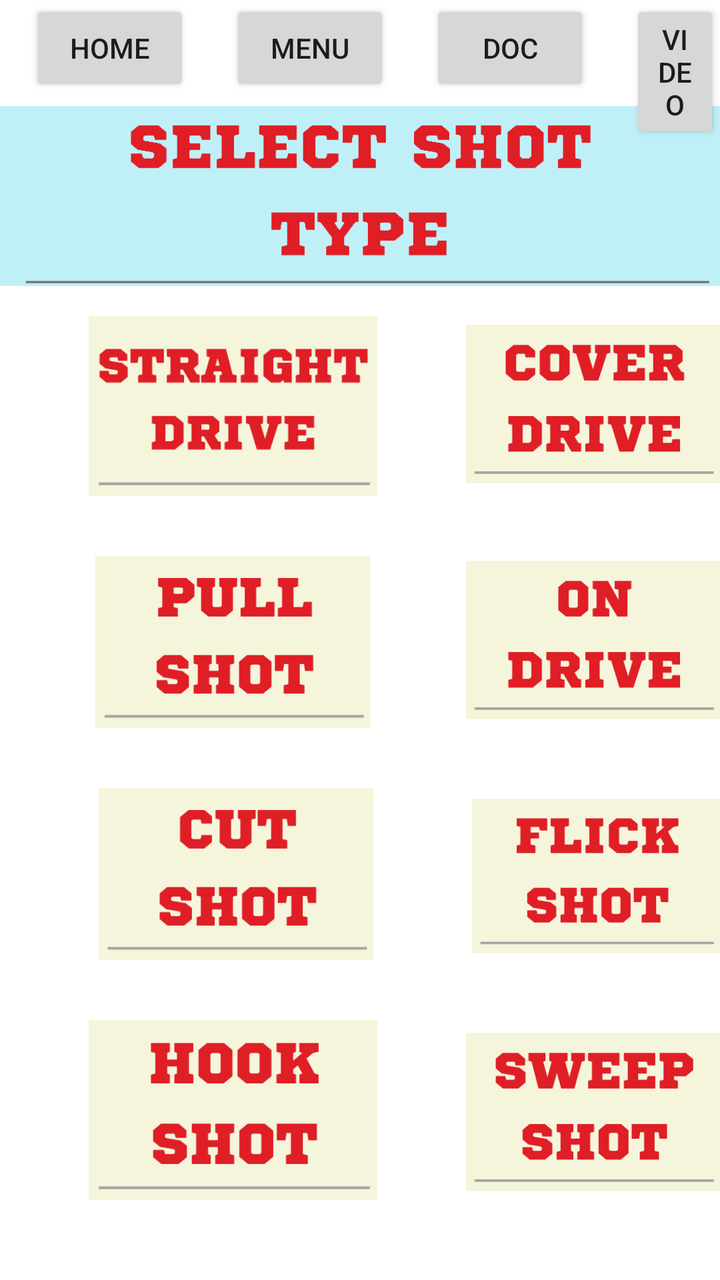
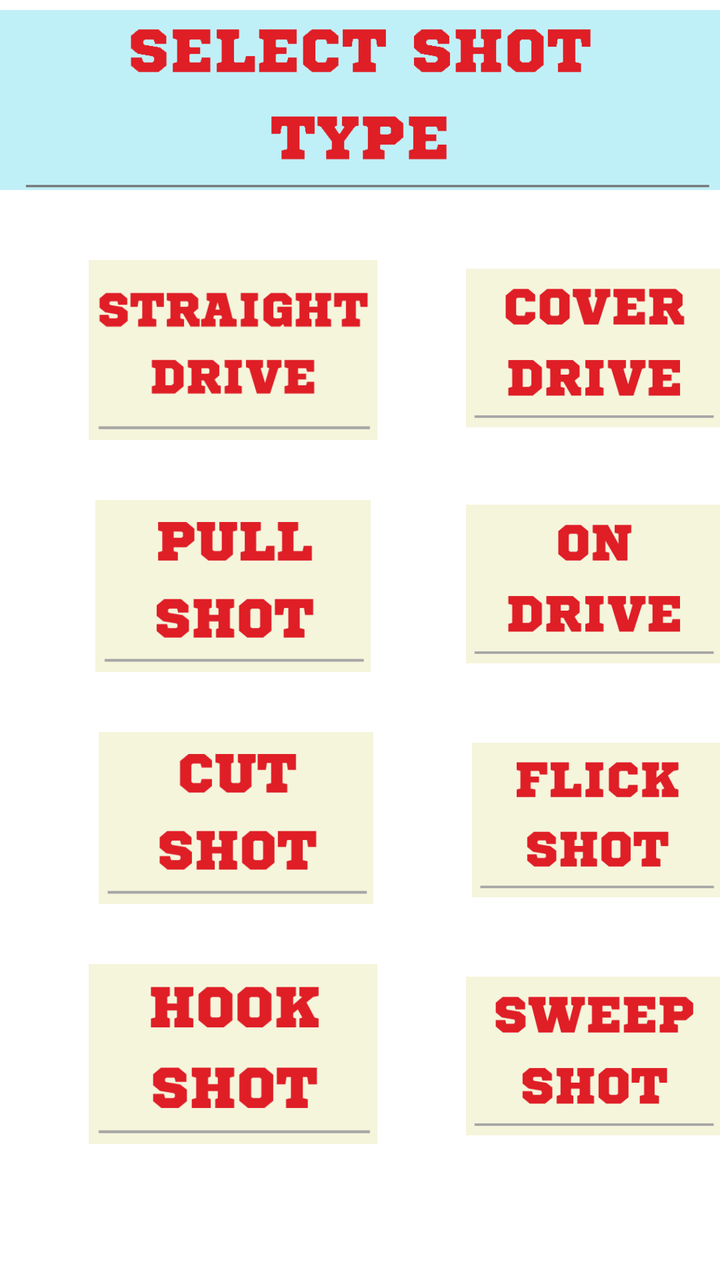

The first picture is an Android layout as it rendered before a commit; the second is the same layout after the commit. The layout source and the unified diff follow.
<!-- AndroidManifest.xml: application theme Theme.ShotSense -->
<!-- res/layout/activity_menu.xml -->
<?xml version="1.0" encoding="utf-8"?>
<RelativeLayout xmlns:android="http://schemas.android.com/apk/res/android"
    xmlns:app="http://schemas.android.com/apk/res-auto"
    xmlns:tools="http://schemas.android.com/tools"
    android:layout_width="match_parent"
    android:layout_height="match_parent"
    tools:context=".Menu" >


    <Button
        android:id="@+id/homee"
        android:layout_width="80dp"
        android:layout_height="wrap_content"
        android:layout_marginLeft="15dp"
        android:padding="5dp"
        android:text="HOME"

        />

    <Button
        android:id="@+id/menu"
        android:layout_width="80dp"
        android:layout_height="wrap_content"
        android:layout_marginLeft="20dp"
        android:layout_toRightOf="@+id/homee"
        android:text="MENU"

        />

    <Button
        android:id="@+id/docc"
        android:layout_width="80dp"
        android:layout_height="wrap_content"
        android:layout_marginLeft="20dp"
        android:layout_toRightOf="@+id/menu"
        android:text="DOC"

        />

    <Button
        android:id="@+id/videos"
        android:layout_width="80dp"
        android:layout_height="wrap_content"
        android:layout_marginLeft="20dp"
        android:layout_toRightOf="@+id/docc"
        android:text="VIDEO"

        />


    <ImageView
        android:id="@+id/hook_shot"
        android:layout_width="173dp"
        android:layout_height="90dp"
        android:layout_below="@id/cut_shot"
        android:layout_marginLeft="30dp"
        android:layout_marginTop="30dp"
        android:src="@drawable/hookshot" />

    <ImageView
        android:id="@+id/top"
        android:layout_width="match_parent"
        android:layout_height="100dp"
        android:layout_below="@+id/homee"

        android:src="@drawable/selcetop" />

    <ImageView
        android:id="@+id/straight_drive"
        android:layout_width="173dp"
        android:layout_height="90dp"
        android:layout_below="@id/top"
        android:layout_marginLeft="30dp"
        android:layout_marginTop="10dp"
        android:src="@drawable/sdrive" />

    <ImageView
        android:id="@+id/cover_drive"
        android:layout_width="161dp"
        android:layout_height="88dp"
        android:layout_below="@id/top"
        android:layout_marginLeft="30dp"
        android:layout_marginTop="10dp"
        android:layout_toRightOf="@+id/straight_drive"
        android:src="@drawable/coverdrive" />

    <ImageView
        android:id="@+id/on_drive"
        android:layout_width="161dp"
        android:layout_height="88dp"
        android:layout_below="@id/cover_drive"
        android:layout_marginLeft="30dp"
        android:layout_marginTop="30dp"
        android:layout_toRightOf="@+id/pull_shot"
        android:src="@drawable/ondrive" />

    <ImageView
        android:id="@+id/flick_shot"
        android:layout_width="161dp"
        android:layout_height="88dp"
        android:layout_below="@id/on_drive"
        android:layout_marginLeft="30dp"
        android:layout_marginTop="30dp"
        android:layout_toRightOf="@+id/cut_shot"
        android:src="@drawable/flickshot" />

    <ImageView
        android:id="@+id/sweep_shot"
        android:layout_width="161dp"
        android:layout_height="88dp"
        android:layout_below="@id/flick_shot"
        android:layout_marginLeft="30dp"
        android:layout_marginTop="30dp"
        android:layout_toRightOf="@+id/hook_shot"
        android:src="@drawable/sweepshot" />

    <ImageView
        android:id="@+id/pull_shot"
        android:layout_width="173dp"
        android:layout_height="86dp"
        android:layout_below="@id/straight_drive"
        android:layout_marginLeft="30dp"
        android:layout_marginTop="30dp"
        android:src="@drawable/pullshot" />

    <ImageView
        android:id="@+id/cut_shot"
        android:layout_width="176dp"
        android:layout_height="86dp"
        android:layout_below="@id/pull_shot"
        android:layout_marginLeft="30dp"
        android:layout_marginTop="30dp"
        android:src="@drawable/cutshot" />


    <Button
        android:id="@+id/straight_drive_bt"
        android:layout_width="173dp"
        android:layout_height="90dp"
        android:layout_below="@id/top"
        android:layout_marginLeft="30dp"
        android:layout_marginTop="10dp"
        android:background="#00FFFFFF"/>

    <Button
        android:id="@+id/cover_drive_bt"
        android:layout_width="161dp"
        android:layout_height="88dp"
        android:layout_below="@id/top"
        android:layout_marginLeft="30dp"
        android:layout_marginTop="10dp"
        android:layout_toRightOf="@+id/straight_drive"
        android:background="#00FFFFFF" />

    <Button
        android:id="@+id/pull_shot_bt"
        android:layout_width="173dp"
        android:layout_height="86dp"
        android:layout_below="@id/straight_drive"
        android:layout_marginLeft="30dp"
        android:layout_marginTop="30dp"
        android:background="#00FFFFFF"/>

    <Button
        android:id="@+id/on_drive_bt"
        android:layout_width="161dp"
        android:layout_height="88dp"
        android:layout_below="@id/cover_drive"
        android:layout_marginLeft="30dp"
        android:layout_marginTop="30dp"
        android:layout_toRightOf="@+id/pull_shot"
        android:background="#00FFFFFF"/>


    <Button
        android:id="@+id/cut_shot_bt"
        android:layout_width="176dp"
        android:layout_height="86dp"
        android:layout_below="@id/pull_shot"
        android:layout_marginLeft="30dp"
        android:layout_marginTop="30dp"
        android:background="#00FFFFFF"/>

    <Button
        android:id="@+id/flick_shot_bt"
        android:layout_width="161dp"
        android:layout_height="88dp"
        android:layout_below="@id/on_drive"
        android:layout_marginLeft="30dp"
        android:layout_marginTop="30dp"
        android:layout_toRightOf="@+id/cut_shot"
        android:background="#00FFFFFF"/>

    <Button
        android:id="@+id/hook_shot_bt"
        android:layout_width="173dp"
        android:layout_height="90dp"
        android:layout_below="@id/cut_shot"
        android:layout_marginLeft="30dp"
        android:layout_marginTop="30dp"
        android:background="#00FFFFFF"/>


    <Button
        android:id="@+id/sweep_shot_bt"
        android:layout_width="161dp"
        android:layout_height="88dp"
        android:layout_below="@id/flick_shot"
        android:layout_marginLeft="30dp"
        android:layout_marginTop="30dp"
        android:layout_toRightOf="@+id/hook_shot"
        android:background="#00FFFFFF"/>

</RelativeLayout>
<!-- resources referenced by this layout -->
<resources>
  <!-- drawable coverdrive: png bitmap (drawable, 9648 bytes) -->
  <!-- drawable cutshot: png bitmap (drawable, 7298 bytes) -->
  <!-- drawable flickshot: png bitmap (drawable, 8304 bytes) -->
  <!-- drawable hookshot: png bitmap (drawable, 8552 bytes) -->
  <!-- drawable ondrive: png bitmap (drawable, 7542 bytes) -->
  <!-- drawable pullshot: png bitmap (drawable, 7230 bytes) -->
  <!-- drawable sdrive: png bitmap (drawable, 10263 bytes) -->
  <!-- drawable selcetop: png bitmap (drawable, 8831 bytes) -->
  <!-- drawable sweepshot: png bitmap (drawable, 9857 bytes) -->
  <style name="Theme.ShotSense" parent="Theme.MaterialComponents.DayNight.DarkActionBar">
          
          <item name="colorPrimary">@color/purple_500</item>
          <item name="colorPrimaryVariant">@color/purple_700</item>
          <item name="colorOnPrimary">@color/white</item>
          
          <item name="colorSecondary">@color/teal_200</item>
          <item name="colorSecondaryVariant">@color/teal_700</item>
          <item name="colorOnSecondary">@color/black</item>
          
          <item name="android:statusBarColor" tools:targetApi="l">?attr/colorPrimaryVariant</item>
          
      </style>
  <color name="purple_500">#FF6200EE</color>
  <color name="purple_700">#FF3700B3</color>
  <color name="white">#FFFFFFFF</color>
  <color name="teal_200">#FF03DAC5</color>
  <color name="teal_700">#FF018786</color>
  <color name="black">#FF000000</color>
</resources>

<!-- the commit's change to res/layout/activity_menu.xml (unified diff, before → after) -->
@@ -7,45 +7,7 @@
     tools:context=".Menu" >
 
 
-    <Button
-        android:id="@+id/homee"
-        android:layout_width="80dp"
-        android:layout_height="wrap_content"
-        android:layout_marginLeft="15dp"
-        android:padding="5dp"
-        android:text="HOME"
 
-        />
-
-    <Button
-        android:id="@+id/menu"
-        android:layout_width="80dp"
-        android:layout_height="wrap_content"
-        android:layout_marginLeft="20dp"
-        android:layout_toRightOf="@+id/homee"
-        android:text="MENU"
-
-        />
-
-    <Button
-        android:id="@+id/docc"
-        android:layout_width="80dp"
-        android:layout_height="wrap_content"
-        android:layout_marginLeft="20dp"
-        android:layout_toRightOf="@+id/menu"
-        android:text="DOC"
-
-        />
-
-    <Button
-        android:id="@+id/videos"
-        android:layout_width="80dp"
-        android:layout_height="wrap_content"
-        android:layout_marginLeft="20dp"
-        android:layout_toRightOf="@+id/docc"
-        android:text="VIDEO"
-
-        />
 
 
     <ImageView
@@ -61,8 +23,6 @@
         android:id="@+id/top"
         android:layout_width="match_parent"
         android:layout_height="100dp"
-        android:layout_below="@+id/homee"
-
         android:src="@drawable/selcetop" />
 
     <ImageView
@@ -71,7 +31,7 @@
         android:layout_height="90dp"
         android:layout_below="@id/top"
         android:layout_marginLeft="30dp"
-        android:layout_marginTop="10dp"
+        android:layout_marginTop="30dp"
         android:src="@drawable/sdrive" />
 
     <ImageView
@@ -80,7 +40,7 @@
         android:layout_height="88dp"
         android:layout_below="@id/top"
         android:layout_marginLeft="30dp"
-        android:layout_marginTop="10dp"
+        android:layout_marginTop="30dp"
         android:layout_toRightOf="@+id/straight_drive"
         android:src="@drawable/coverdrive" />
 
@@ -139,8 +99,8 @@
         android:layout_height="90dp"
         android:layout_below="@id/top"
         android:layout_marginLeft="30dp"
-        android:layout_marginTop="10dp"
-        android:background="#00FFFFFF"/>
+        android:layout_marginTop="30dp"
+        android:background="#00FFFFFF" />
 
     <Button
         android:id="@+id/cover_drive_bt"
@@ -148,7 +108,7 @@
         android:layout_height="88dp"
         android:layout_below="@id/top"
         android:layout_marginLeft="30dp"
-        android:layout_marginTop="10dp"
+        android:layout_marginTop="30dp"
         android:layout_toRightOf="@+id/straight_drive"
         android:background="#00FFFFFF" />
 
